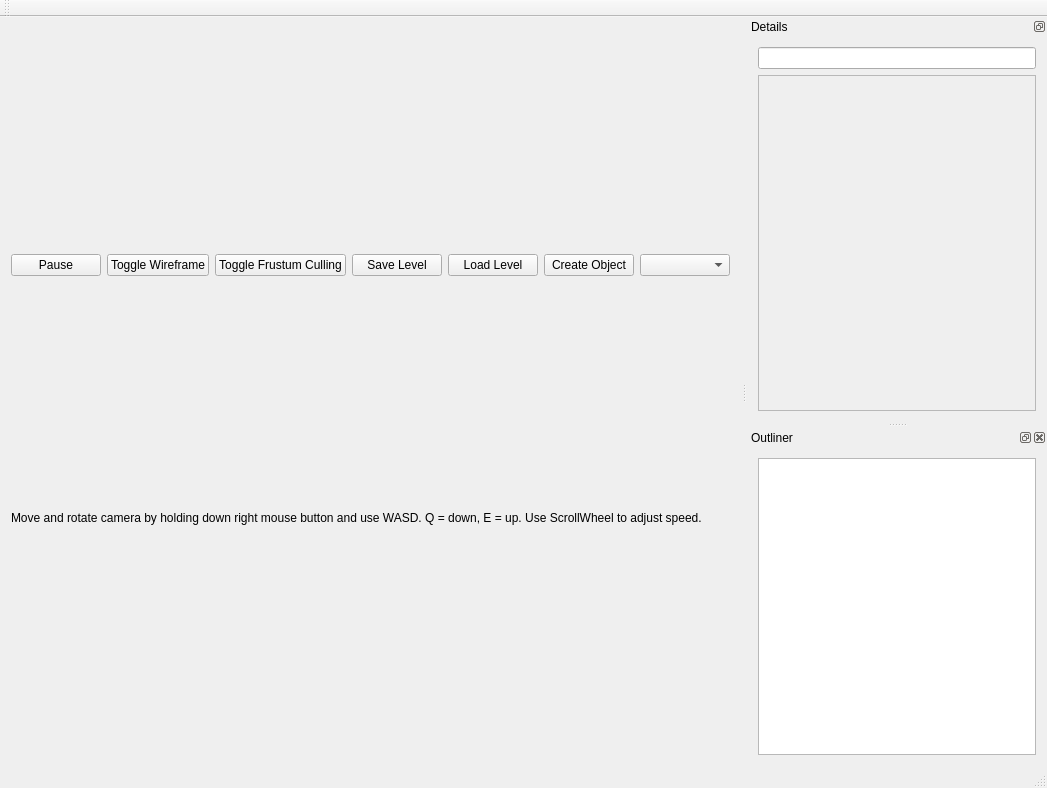
First picture: the form in mainwindow.ui, repository FredrikEik/Game_Engine_Architecture, before the edit.
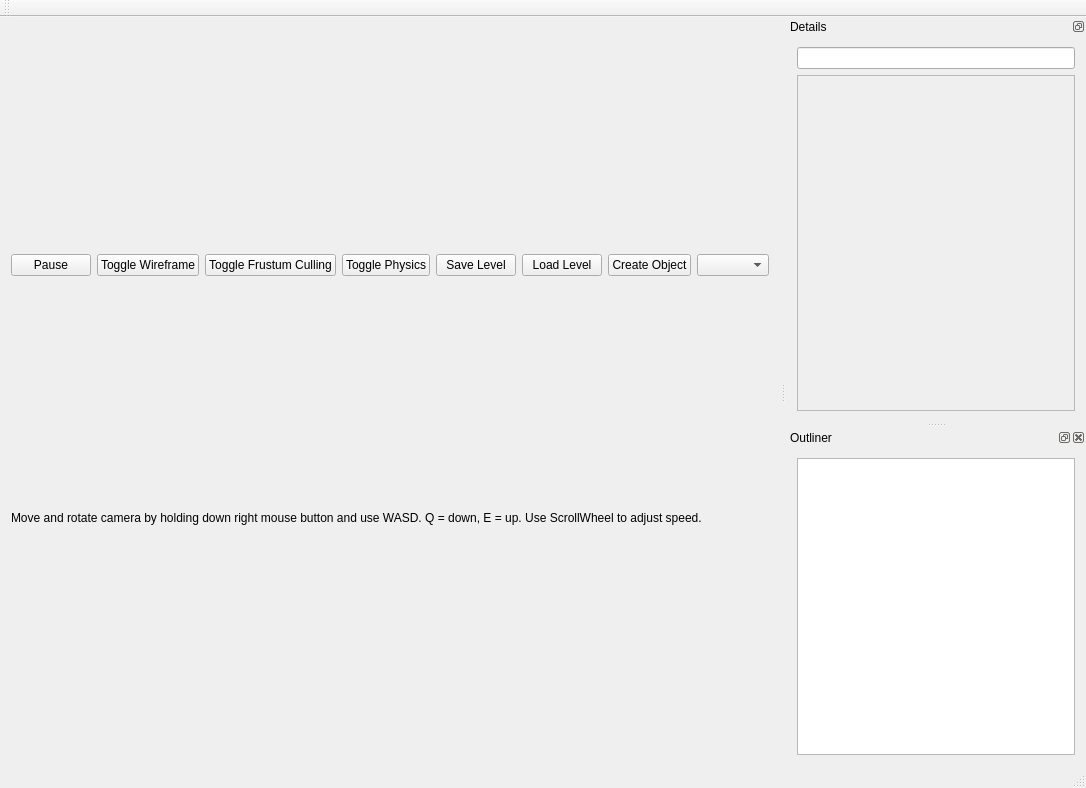
Second picture: the form after the edit.

Patch:
```diff
--- a/mainwindow.ui
+++ b/mainwindow.ui
@@ -53,6 +53,16 @@
         </property>
        </widget>
       </item>
+      <item>
+       <widget class="QPushButton" name="togglePhysics">
+        <property name="text">
+         <string>Toggle Physics</string>
+        </property>
+        <property name="checkable">
+         <bool>true</bool>
+        </property>
+       </widget>
+      </item>
       <item>
        <widget class="QPushButton" name="SaveLevel">
         <property name="text">
```
